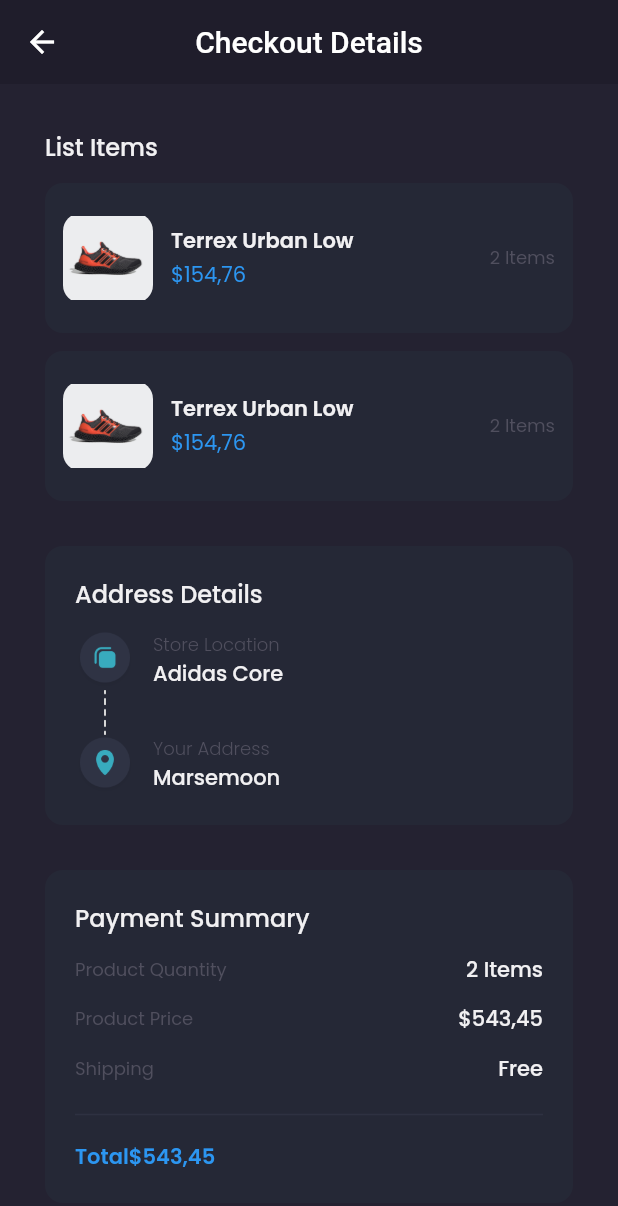
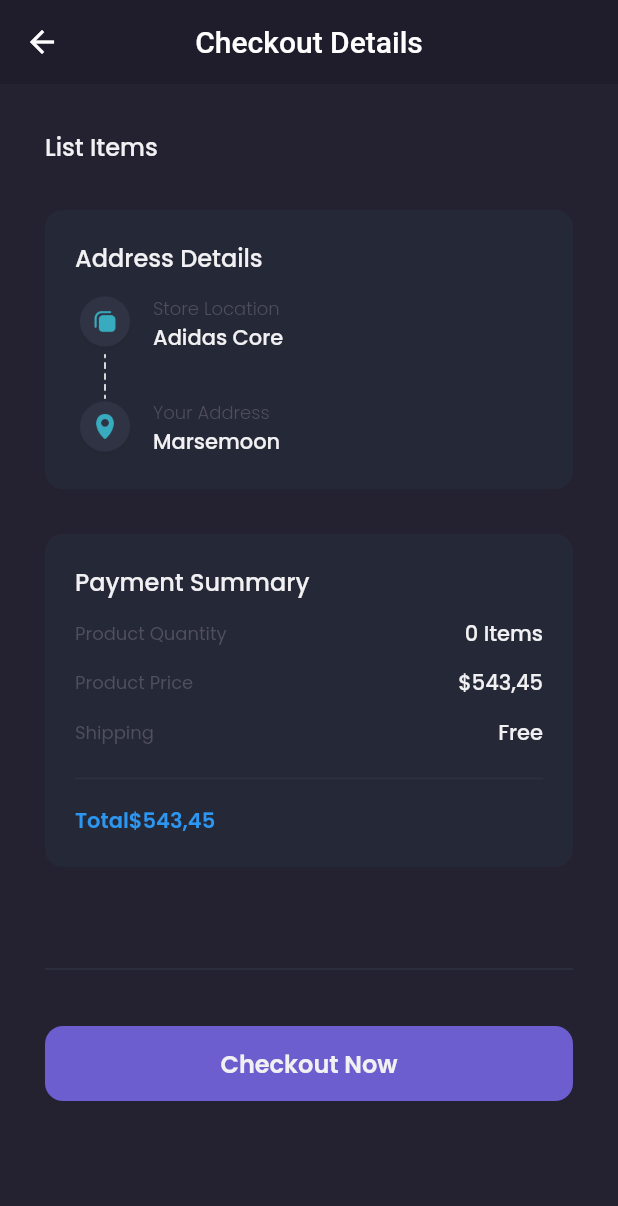
Before and after one commit to AsepCahyudin/saveshamo, a Flutter app: the CheckoutPage screen opened by its route, on a phone screen of 412 x 824 dp. Shown: the top 1206 px of the screen. Run offline on Flutter 3.47's test engine with Material 2 defaults, Android fonts, the phone set to English and light mode, and no system bars; our stand-ins replace carousel_slider, google_fonts; accounts and stored records are empty; network calls fail.

Commit message:
dynamic checkout page

```diff
--- a/lib/pages/checkout_page.dart
+++ b/lib/pages/checkout_page.dart
@@ -1,10 +1,14 @@
 import 'package:flutter/material.dart';
+import 'package:provider/provider.dart';
+import 'package:saveshamo/models/card_model.dart';
+import 'package:saveshamo/providers/cart_provider.dart';
 import 'package:saveshamo/theme.dart';
 import 'package:saveshamo/widgets/checkout_card.dart';
 
 class CheckoutPage extends StatelessWidget {
   @override
   Widget build(BuildContext context) {
+    CartProvider cartProvider = Provider.of<CartProvider>(context);
     PreferredSizeWidget header() {
       return AppBar(
         backgroundColor: backgroundColor1,
@@ -37,8 +41,13 @@ class CheckoutPage extends StatelessWidget {
                     fontWeight: medium,
                   ),
                 ),
-                CheckoutCard(),
-                CheckoutCard(),
+                Column(
+                  children: cartProvider.carts
+                      .map(
+                        (cart) => CheckoutCard(cart),
+                      )
+                      .toList(),
+                )
               ],
             ),
           ),
@@ -161,7 +170,7 @@ class CheckoutPage extends StatelessWidget {
                       ),
                     ),
                     Text(
-                      '2 Items',
+                      '${cartProvider.totalItems()} Items',
                       style: primaryTextStyle.copyWith(
                         fontWeight: medium,
                       ),
--- a/lib/widgets/checkout_card.dart
+++ b/lib/widgets/checkout_card.dart
@@ -1,7 +1,11 @@
 import 'package:flutter/material.dart';
+import 'package:saveshamo/models/card_model.dart';
 import 'package:saveshamo/theme.dart';
 
 class CheckoutCard extends StatelessWidget {
+  final CartModel cart;
+  CheckoutCard(this.cart);
+
   @override
   Widget build(BuildContext context) {
     return Container(
@@ -22,8 +26,8 @@ class CheckoutCard extends StatelessWidget {
             decoration: BoxDecoration(
               borderRadius: BorderRadius.circular(12),
               image: DecorationImage(
-                image: AssetImage(
-                  'assets/Image_Shoes.png',
+                image: NetworkImage(
+                  cart.product.galleries[0].url,
                 ),
               ),
             ),
@@ -36,7 +40,7 @@ class CheckoutCard extends StatelessWidget {
               crossAxisAlignment: CrossAxisAlignment.start,
               children: [
                 Text(
-                  'Terrex Urban Low',
+                  cart.product.name,
                   style: primaryTextStyle.copyWith(
                     fontWeight: semiBold,
                   ),
@@ -46,7 +50,7 @@ class CheckoutCard extends StatelessWidget {
                   height: 2,
                 ),
                 Text(
-                  '\$154,76',
+                  '\$${cart.product.price}',
                   style: priceTextStyle,
                 ),
               ],
@@ -56,7 +60,7 @@ class CheckoutCard extends StatelessWidget {
             width: 12,
           ),
           Text(
-            '2 Items',
+            '${cart.quantity} Items',
             style: secondaryTextStyle.copyWith(
               fontSize: 12,
             ),
```
